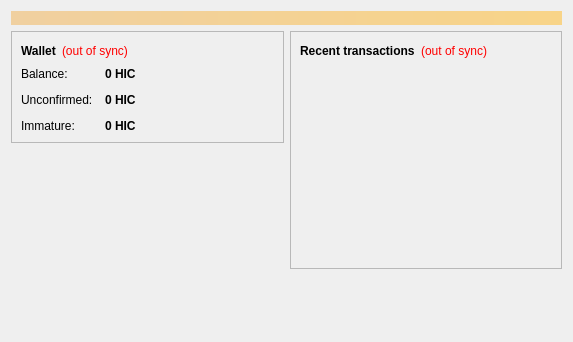
This is src/qt/forms/overviewpage.ui in HiroSatou/Hirocoin as Qt 5 draws it before an edit. The edited form follows.
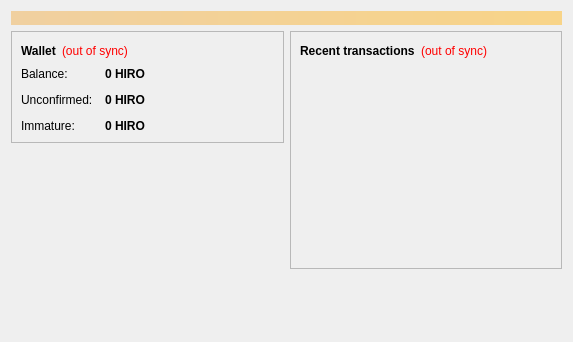
This is the edited form.

Commit message: Hirocoin: HIC to HIRO

Diff of the .ui file:
```diff
--- a/src/qt/forms/overviewpage.ui
+++ b/src/qt/forms/overviewpage.ui
@@ -122,7 +122,7 @@
                <string>Your current balance</string>
               </property>
               <property name="text">
-               <string notr="true">0 HIC</string>
+               <string notr="true">0 HIRO</string>
               </property>
               <property name="textInteractionFlags">
                <set>Qt::LinksAccessibleByMouse|Qt::TextSelectableByKeyboard|Qt::TextSelectableByMouse</set>
@@ -151,7 +151,7 @@
                <string>Total of transactions that have yet to be confirmed, and do not yet count toward the current balance</string>
               </property>
               <property name="text">
-               <string notr="true">0 HIC</string>
+               <string notr="true">0 HIRO</string>
               </property>
               <property name="textInteractionFlags">
                <set>Qt::LinksAccessibleByMouse|Qt::TextSelectableByKeyboard|Qt::TextSelectableByMouse</set>
@@ -177,7 +177,7 @@
                <string>Mined balance that has not yet matured</string>
               </property>
               <property name="text">
-               <string notr="true">0 HIC</string>
+               <string notr="true">0 HIRO</string>
               </property>
               <property name="textInteractionFlags">
                <set>Qt::LinksAccessibleByMouse|Qt::TextSelectableByKeyboard|Qt::TextSelectableByMouse</set>
```
The commit also changes 3 other files.
